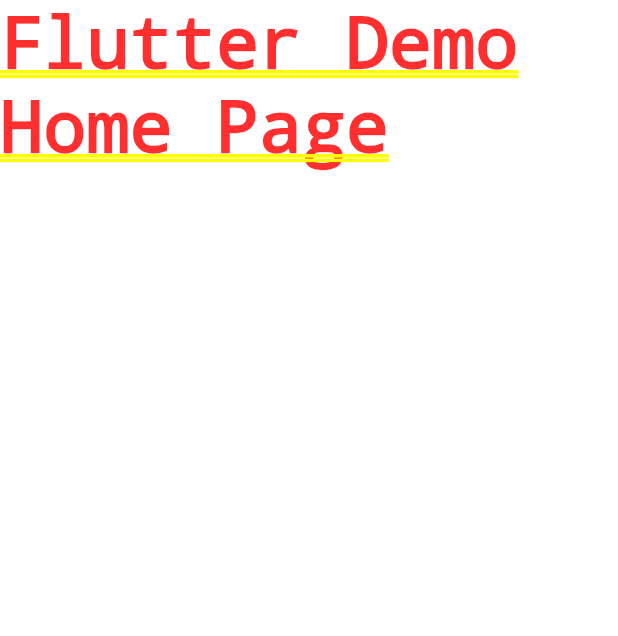
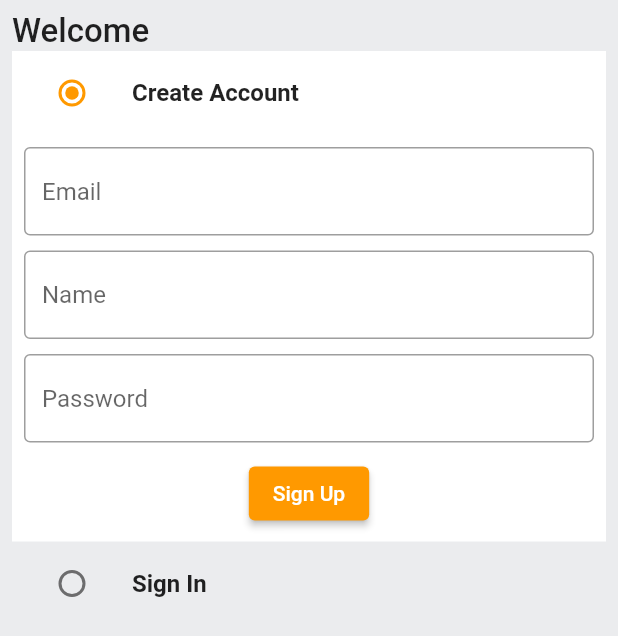
Before and after one commit to sahadevkunwar/amazon_clone, a Flutter app: the screen it shows after launch, on a phone screen of 412 x 824 dp. Shown: the top 636 px of the screen. Run offline on Flutter 3.47's test engine with Material 2 defaults, Android fonts, the phone set to English and light mode, and no system bars.

Commit message:
Basic setup for project and login and signup for are created

```diff
--- /dev/null
+++ b/lib/common/widgets/custom_button.dart
@@ -0,0 +1,15 @@
+import 'package:flutter/material.dart';
+
+class CustomButton extends StatelessWidget {
+  final String text;
+  final VoidCallback onTap;
+  const CustomButton({super.key, required this.text, required this.onTap});
+
+  @override
+  Widget build(BuildContext context) {
+    return ElevatedButton(
+      onPressed: onTap,
+      child: Text(text),
+    );
+  }
+}
--- /dev/null
+++ b/lib/common/widgets/custom_textfield.dart
@@ -0,0 +1,30 @@
+import 'package:flutter/material.dart';
+
+class CustomTextField extends StatelessWidget {
+  final TextEditingController controller;
+  final String hintText;
+  const CustomTextField(
+      {super.key, required this.controller, required this.hintText});
+
+  @override
+  Widget build(BuildContext context) {
+    return TextFormField(
+      controller: controller,
+      decoration: InputDecoration(
+        hintText: hintText,
+        border: const OutlineInputBorder(
+          borderSide: BorderSide(color: Colors.black38),
+        ),
+        enabledBorder: const OutlineInputBorder(
+          borderSide: BorderSide(color: Colors.black38),
+        ),
+        errorBorder: const OutlineInputBorder(
+          borderSide: BorderSide(color: Colors.redAccent),
+        ),
+      ),
+      validator: (val) {
+        return null;
+      },
+    );
+  }
+}
--- /dev/null
+++ b/lib/constants/global_variable.dart
@@ -0,0 +1,18 @@
+import 'package:flutter/material.dart';
+
+class GlobalVariables {
+  // COLORS
+  static const appBarGradient = LinearGradient(
+    colors: [
+      Color.fromARGB(255, 29, 201, 192),
+      Color.fromARGB(255, 125, 221, 216),
+    ],
+    stops: [0.5, 1.0],
+  );
+
+  static const secondaryColor = Color.fromRGBO(255, 153, 0, 1);
+  static const backgroundColor = Colors.white;
+  static const Color greyBackgroundCOlor = Color(0xffebecee);
+  static var selectedNavBarColor = Colors.cyan[800]!;
+  static const unselectedNavBarColor = Colors.black87;
+}
--- /dev/null
+++ b/lib/features/auth/screens/auth_screen.dart
@@ -0,0 +1,149 @@
+import 'package:amazon_clone/common/widgets/custom_button.dart';
+import 'package:amazon_clone/common/widgets/custom_textfield.dart';
+import 'package:amazon_clone/constants/global_variable.dart';
+import 'package:flutter/material.dart';
+
+enum Auth { signIn, signUp }
+
+class AuthScreen extends StatefulWidget {
+  static const String routeName = "/auth-screen";
+  const AuthScreen({super.key});
+
+  @override
+  State<AuthScreen> createState() => _AuthScreenState();
+}
+
+class _AuthScreenState extends State<AuthScreen> {
+  Auth _auth = Auth.signUp;
+
+  final _signUpFromKey = GlobalKey<FormState>();
+  final _signInFromKey = GlobalKey<FormState>();
+
+  final _nameController = TextEditingController();
+  final _emailController = TextEditingController();
+  final _passwordController = TextEditingController();
+
+  @override
+  void dispose() {
+    super.dispose();
+    _nameController.dispose();
+    _emailController.dispose();
+    _passwordController.dispose();
+  }
+
+  @override
+  Widget build(BuildContext context) {
+    return Scaffold(
+      backgroundColor: GlobalVariables.greyBackgroundCOlor,
+      body: Padding(
+        padding: const EdgeInsets.all(8.0),
+        child: Column(
+          crossAxisAlignment: CrossAxisAlignment.start,
+          children: [
+            const Text(
+              "Welcome",
+              style: TextStyle(fontSize: 22, fontWeight: FontWeight.w500),
+            ),
+            ListTile(
+              tileColor: _auth == Auth.signUp
+                  ? GlobalVariables.backgroundColor
+                  : GlobalVariables.greyBackgroundCOlor,
+              title: const Text(
+                "Create Account",
+                style: TextStyle(
+                  fontWeight: FontWeight.bold,
+                ),
+              ),
+              leading: Radio(
+                  activeColor: GlobalVariables.secondaryColor,
+                  value: Auth.signUp,
+                  groupValue: _auth,
+                  onChanged: (Auth? val) {
+                    setState(() {
+                      _auth = val!;
+                    });
+                  }),
+            ),
+            if (_auth == Auth.signUp)
+              Container(
+                padding: const EdgeInsets.all(8),
+                color: GlobalVariables.backgroundColor,
+                child: Form(
+                  key: _signUpFromKey,
+                  child: Column(
+                    children: [
+                      CustomTextField(
+                        controller: _emailController,
+                        hintText: 'Email',
+                      ),
+                      const SizedBox(height: 10),
+                      CustomTextField(
+                        controller: _nameController,
+                        hintText: 'Name',
+                      ),
+                      const SizedBox(height: 10),
+                      CustomTextField(
+                        controller: _passwordController,
+                        hintText: 'Password',
+                      ),
+                      const SizedBox(height: 10),
+                      CustomButton(
+                        text: "Sign Up",
+                        onTap: () {},
+                      )
+                    ],
+                  ),
+                ),
+              ),
+            ListTile(
+              tileColor: _auth == Auth.signIn
+                  ? GlobalVariables.backgroundColor
+                  : GlobalVariables.greyBackgroundCOlor,
+              title: const Text(
+                "Sign In",
+                style: TextStyle(
+                  fontWeight: FontWeight.bold,
+                ),
+              ),
+              leading: Radio(
+                  activeColor: GlobalVariables.secondaryColor,
+                  value: Auth.signIn,
+                  groupValue: _auth,
+                  onChanged: (Auth? val) {
+                    setState(() {
+                      _auth = val!;
+                    });
+                  }),
+            ),
+            if (_auth == Auth.signIn)
+              Container(
+                padding: const EdgeInsets.all(8),
+                color: GlobalVariables.backgroundColor,
+                child: Form(
+                  key: _signUpFromKey,
+                  child: Column(
+                    children: [
+                      CustomTextField(
+                        controller: _emailController,
+                        hintText: 'Email',
+                      ),
+                      const SizedBox(height: 10),
+                      CustomTextField(
+                        controller: _passwordController,
+                        hintText: 'Password',
+                      ),
+                      const SizedBox(height: 10),
+                      CustomButton(
+                        text: "Sign In",
+                        onTap: () {},
+                      )
+                    ],
+                  ),
+                ),
+              ),
+          ],
+        ),
+      ),
+    );
+  }
+}
--- a/lib/main.dart
+++ b/lib/main.dart
@@ -1,3 +1,6 @@
+import 'package:amazon_clone/constants/global_variable.dart';
+import 'package:amazon_clone/features/auth/screens/auth_screen.dart';
+import 'package:amazon_clone/router.dart';
 import 'package:flutter/material.dart';
 
 void main() {
@@ -13,10 +16,16 @@ class MyApp extends StatelessWidget {
     return MaterialApp(
       title: 'Amazon clone',
       theme: ThemeData(
-        colorScheme: ColorScheme.fromSeed(seedColor: Colors.deepPurple),
-        useMaterial3: true,
+        scaffoldBackgroundColor: GlobalVariables.backgroundColor,
+        colorScheme:
+            const ColorScheme.light(primary: GlobalVariables.secondaryColor),
+        appBarTheme: const AppBarTheme(
+          elevation: 0,
+          iconTheme: IconThemeData(color: Colors.black),
+        ),
       ),
-      home: const Text('Flutter Demo Home Page'),
+      onGenerateRoute: (settings) => generateRoute(settings),
+      home: const AuthScreen(),
     );
   }
 }
--- /dev/null
+++ b/lib/router.dart
@@ -0,0 +1,19 @@
+import 'package:amazon_clone/features/auth/screens/auth_screen.dart';
+import 'package:flutter/material.dart';
+
+MaterialPageRoute generateRoute(RouteSettings routeSettings) {
+  switch (routeSettings.name) {
+    case AuthScreen.routeName:
+      return MaterialPageRoute(
+        settings: routeSettings,
+        builder: (_) => const AuthScreen(),
+      );
+
+    default:
+      return MaterialPageRoute(
+        settings: routeSettings,
+        builder: (_) =>
+            const Scaffold(body: Center(child: Text("Screen does not exist"))),
+      );
+  }
+}
```
